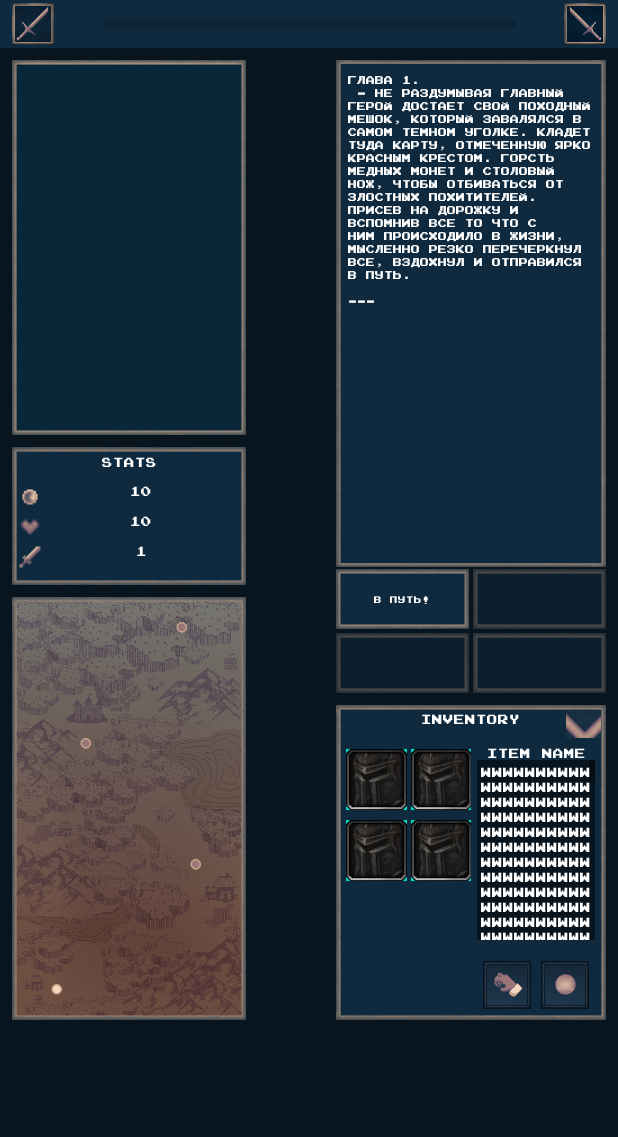
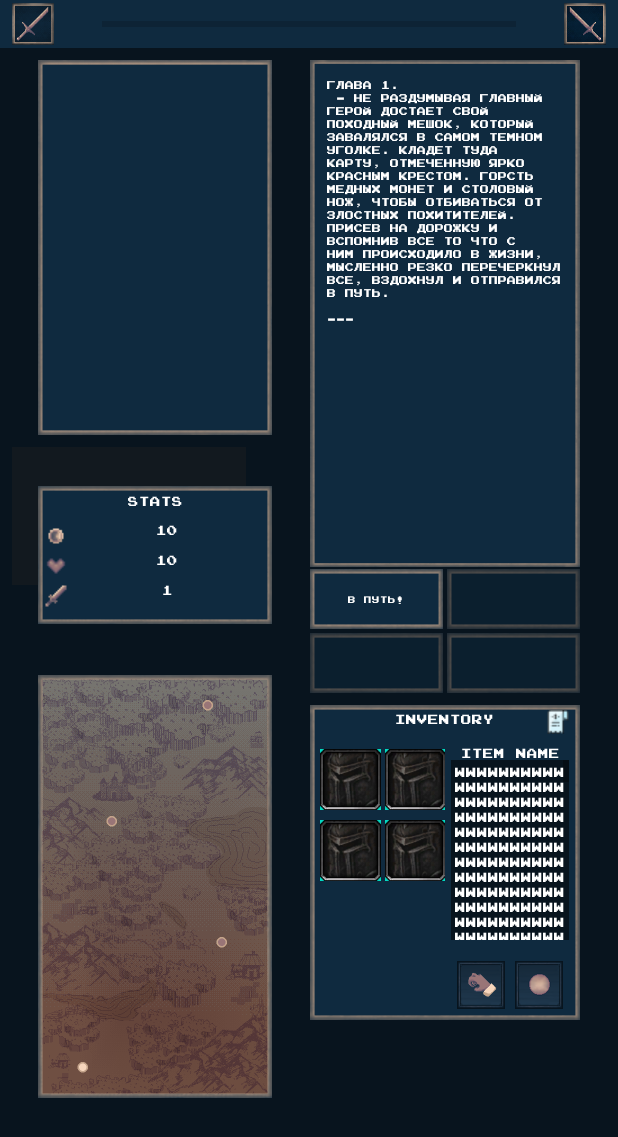
Before and after one commit to deartelsv/sashaITSchool, an Android app: the Inventory screen opened directly, with no data from a screen before it, on a phone screen of 412 x 824 dp. Shown: the top 1137 px of the screen. Run offline under Robolectric (Android 15) with nearby library versions, the phone set to English and light mode, and no system bars.

Commit message:
upd 10 4

```diff
--- a/app/src/main/res/layout/activity_main.xml
+++ b/app/src/main/res/layout/activity_main.xml
@@ -73,10 +73,14 @@
             android:id="@+id/layout_events"
             android:layout_width="180dp"
             android:layout_height="422dp"
+            android:layout_marginStart="8dp"
             android:layout_marginTop="8dp"
             android:layout_marginEnd="8dp"
+            android:layout_marginBottom="8dp"
             android:orientation="vertical"
+            app:layout_constraintBottom_toTopOf="@+id/layout_inventory"
             app:layout_constraintEnd_toEndOf="parent"
+            app:layout_constraintStart_toEndOf="@+id/view_map"
             app:layout_constraintTop_toTopOf="parent">
 
             <LinearLayout
@@ -89,7 +93,9 @@
                 <ScrollView
                     android:id="@+id/event_textScroll"
                     android:layout_width="match_parent"
-                    android:layout_height="match_parent">
+                    android:layout_height="match_parent"
+                    android:layout_margin="3dp">
+
 
                     <LinearLayout
                         android:layout_width="match_parent"
@@ -161,17 +167,17 @@
                         android:id="@+id/button2"
                         android:layout_width="match_parent"
                         android:layout_height="40dp"
+                        android:layout_marginLeft="1dp"
+                        android:layout_marginTop="1dp"
+                        android:layout_marginBottom="1dp"
                         android:background="@drawable/button_event_f"
-                        android:textColor="#fff"
                         android:clickable="true"
                         android:foreground="?attr/selectableItemBackground"
                         android:onClick="button1Click"
                         android:padding="4dp"
                         android:text="Азбука морзе для лохов, и я блять личность НАХУЙ Я АГОНЬ"
-                        android:textSize="10sp"
-                        android:layout_marginTop="1dp"
-                        android:layout_marginLeft="1dp"
-                        android:layout_marginBottom="1dp"/>
+                        android:textColor="#fff"
+                        android:textSize="10sp" />
 
                     <Button
                         android:id="@+id/button4"
@@ -199,7 +205,11 @@
             android:layout_height="282dp"
             android:layout_marginStart="8dp"
             android:layout_marginTop="8dp"
+            android:layout_marginEnd="8dp"
+            android:layout_marginBottom="8dp"
             android:background="@drawable/map_glava1"
+            app:layout_constraintBottom_toBottomOf="parent"
+            app:layout_constraintEnd_toStartOf="@+id/layout_inventory"
             app:layout_constraintStart_toStartOf="parent"
             app:layout_constraintTop_toBottomOf="@+id/view_stats" />
 
@@ -219,7 +229,6 @@
             android:layout_height="250dp"
             android:layout_marginStart="8dp"
             android:layout_marginTop="8dp"
-            android:background="@drawable/example"
             app:layout_constraintStart_toStartOf="parent"
             app:layout_constraintTop_toTopOf="parent" />
 
@@ -229,7 +238,11 @@
             android:layout_height="250dp"
             android:layout_marginStart="8dp"
             android:layout_marginTop="8dp"
-            android:src="@drawable/pusto"
+            android:layout_marginEnd="8dp"
+            android:layout_marginBottom="8dp"
+            android:src="@drawable/pustok"
+            app:layout_constraintBottom_toTopOf="@+id/view_stats"
+            app:layout_constraintEnd_toStartOf="@+id/layout_events"
             app:layout_constraintStart_toStartOf="parent"
             app:layout_constraintTop_toTopOf="parent" />
 
@@ -239,8 +252,12 @@
             android:layout_height="92dp"
             android:layout_marginStart="8dp"
             android:layout_marginTop="8dp"
+            android:layout_marginEnd="8dp"
+            android:layout_marginBottom="8dp"
             android:background="@drawable/stati"
             android:orientation="vertical"
+            app:layout_constraintBottom_toTopOf="@+id/view_map"
+            app:layout_constraintEnd_toStartOf="@+id/layout_events"
             app:layout_constraintStart_toStartOf="parent"
             app:layout_constraintTop_toBottomOf="@+id/gifImageView">
 
@@ -273,6 +290,7 @@
             android:background="@drawable/magaz_invent"
             android:orientation="horizontal"
             app:layout_constraintEnd_toEndOf="parent"
+            app:layout_constraintStart_toEndOf="@+id/view_map"
             app:layout_constraintTop_toBottomOf="@+id/layout_events">
 
             <!--            <fragment-->
@@ -287,17 +305,17 @@
                 android:name="com.artelsv.sashaitschool.fragments.Shop"
                 android:layout_width="match_parent"
                 android:layout_height="match_parent"
+                android:layout_margin="3dp"
                 android:visibility="invisible"
-                tools:layout="@layout/fragment_shop"
-                android:layout_margin="3dp"/>
+                tools:layout="@layout/fragment_shop" />
 
             <fragment
                 android:id="@+id/fragmentInventory"
                 android:name="com.artelsv.sashaitschool.fragments.Inventory"
                 android:layout_width="match_parent"
                 android:layout_height="match_parent"
-                tools:layout="@layout/fragment_inventory"
-                android:layout_margin="3dp"/>
+                android:layout_margin="3dp"
+                tools:layout="@layout/fragment_inventory" />
 
         </FrameLayout>
 
@@ -308,6 +326,8 @@
         android:layout_height="32dp"
         android:orientation="horizontal"
         app:layout_constraintBottom_toBottomOf="parent"
-        app:layout_constraintStart_toStartOf="parent"></LinearLayout>
+        app:layout_constraintEnd_toEndOf="parent"
+        app:layout_constraintStart_toStartOf="parent"
+        app:layout_constraintTop_toBottomOf="@+id/mid_panel"></LinearLayout>
 
 </androidx.constraintlayout.widget.ConstraintLayout>
--- a/app/src/main/res/layout/fragment_inventory.xml
+++ b/app/src/main/res/layout/fragment_inventory.xml
@@ -38,7 +38,8 @@
                 android:layout_height="wrap_content"
                 android:layout_weight="1"
                 android:onClick="button1Click"
-                android:src="@drawable/knopcka_ispolzovat" />
+                android:src="@drawable/bill"
+                android:background="#0f2a3f"/>
 
         </LinearLayout>
 
--- a/app/src/main/res/layout/fragment_shop.xml
+++ b/app/src/main/res/layout/fragment_shop.xml
@@ -23,7 +23,8 @@
                 android:layout_height="wrap_content"
                 android:layout_weight="1"
                 android:onClick="button1Click"
-                android:src="@drawable/knopcka_ispolzovat" />
+                android:src="@drawable/refresh"
+                android:background="#0f2a3f"/>
 
             <TextView
                 android:id="@+id/textView2"
@@ -34,12 +35,11 @@
                 android:textAlignment="center"
                 android:textColor="#fff"/>
 
-            <ImageButton
+            <View
                 android:id="@+id/imageButton2"
                 android:layout_width="16dp"
                 android:layout_height="wrap_content"
-                android:layout_weight="1"
-                android:src="@drawable/knopcka_ispolzovat" />
+                android:layout_weight="1" />
 
         </LinearLayout>
 
```
Also changed, not shown: app/src/main/res/drawable/bill.png (added), app/src/main/res/drawable/pustok.png (added), app/src/main/res/drawable/refresh.png (added).
